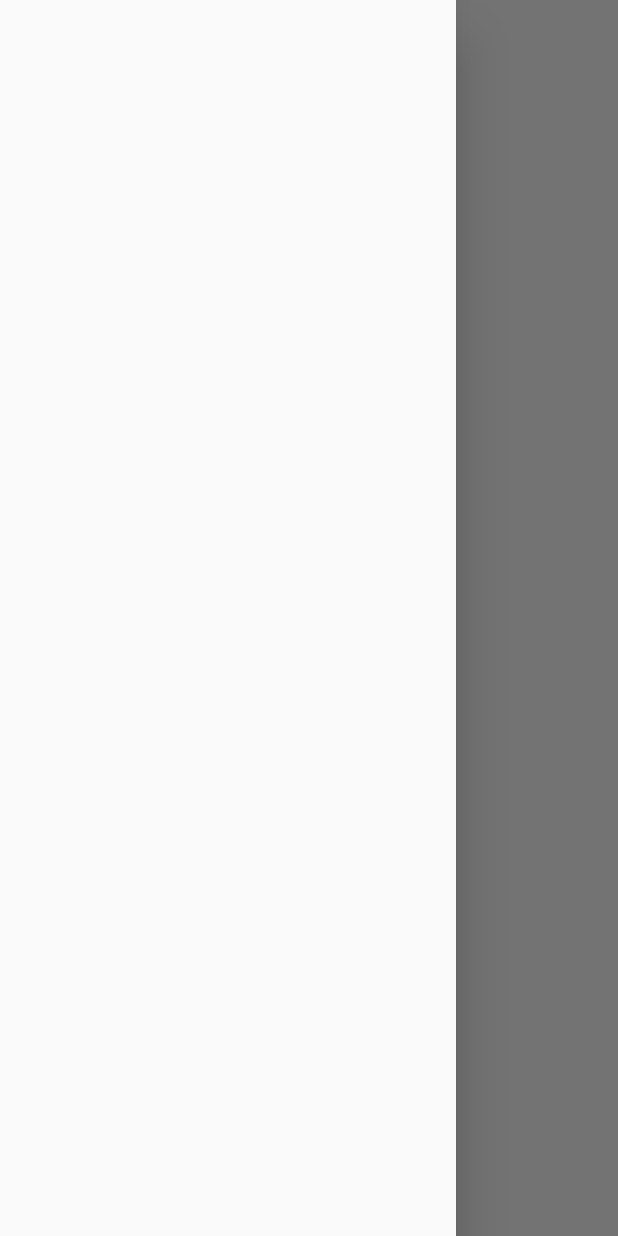
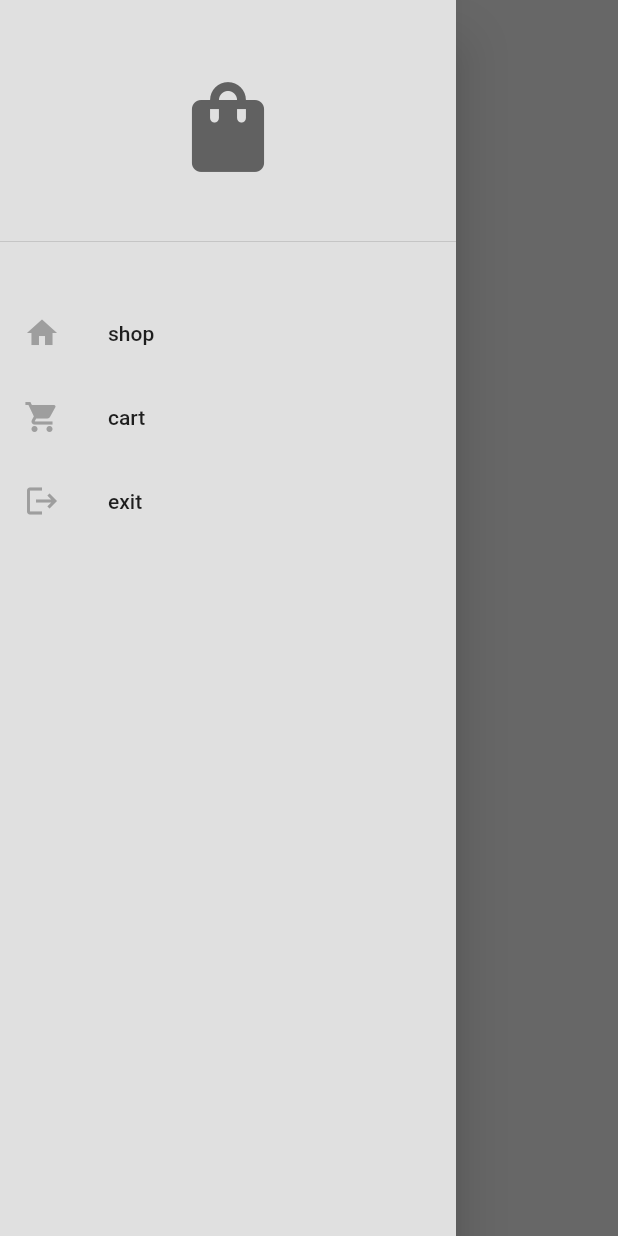
Before and after one commit to Prashantnandwana/minimal_ecommerce_app, a Flutter app: the ShopPage screen opened by its route, with the side drawer open, on a phone screen of 412 x 824 dp. Run offline on Flutter 3.47's test engine with Material 2 defaults, Android fonts, the phone set to English and light mode, and no system bars.

Commit message:
before provider

```diff
--- a/lib/main.dart
+++ b/lib/main.dart
@@ -1,4 +1,5 @@
 import 'package:flutter/material.dart';
+import 'package:minimal_ecommerce_app/cart_page.dart';
 import 'package:minimal_ecommerce_app/intro_page.dart';
 import 'package:minimal_ecommerce_app/shop_page.dart';
 import 'package:minimal_ecommerce_app/themes/light_mode.dart';
@@ -20,6 +21,7 @@ class MyApp extends StatelessWidget {
   routes: {
     "/intro_page": (context) =>const  IntroPage(),
     "/shop_page": (context) =>const  ShopPage(),
+    "/cart_page": (context) =>const  CartPage(),
   },
     );
   }
--- a/lib/my_drawer.dart
+++ b/lib/my_drawer.dart
@@ -1,4 +1,5 @@
 import 'package:flutter/material.dart';
+import 'package:minimal_ecommerce_app/intro_page.dart';
 import 'package:minimal_ecommerce_app/my_list_tile.dart';
 
 class MyDrawer extends StatelessWidget {
@@ -20,9 +21,27 @@ class MyDrawer extends StatelessWidget {
             ),
           ),
           SizedBox(height: 25),
-          MyListTile(text: "shop", icon: Icons.home, onTap: () {}),
-          MyListTile(text: "cart", icon: Icons.shopping_cart, onTap: () {}),
-          MyListTile(text: "exit", icon: Icons.logout, onTap: () {}),
+          MyListTile(
+            text: "shop",
+            icon: Icons.home,
+            onTap: () => Navigator.pop(context),
+          ),
+          MyListTile(
+              text: "cart",
+              icon: Icons.shopping_cart,
+              onTap: () {
+                Navigator.pop(context);
+                Navigator.pushNamed(context, "/cart_page");
+              }),
+          MyListTile(
+              text: "exit",
+              icon: Icons.logout,
+              onTap: () =>Navigator.pushAndRemoveUntil(
+  context,
+  MaterialPageRoute(builder: (context) => IntroPage()),
+  (Route<dynamic> route) => route.settings.name != '/intro_page',
+              ),
+          )
         ],
       ),
     );
--- /dev/null
+++ b/lib/products.dart
@@ -0,0 +1,13 @@
+class Product {
+  final String name;
+  final double price;
+  final String description;
+  //final String imagePath;
+
+  Product(
+      {required this.name,
+      required this.price,
+      required this.description,
+      //required this.imagePath
+      });
+}
--- /dev/null
+++ b/lib/shop.dart
@@ -0,0 +1,46 @@
+import 'package:minimal_ecommerce_app/products.dart';
+
+class Shop {
+  //products for sale
+  final List<Product> _shop = [
+    //Product 1
+    Product(
+        name: "product 1 ",
+        price: 99.9,
+        description: "description",
+        //imagePath: imagePath)
+    ),
+
+      //Product 2
+    Product(
+        name: "product 2 ",
+        price: 99.9,
+        description: "description",
+        //imagePath: imagePath)
+    ),
+      //Product 3
+    Product(
+        name: "product 3 ",
+        price: 99.9,
+        description: "description",
+        //imagePath: imagePath)
+    ),
+      //Product 4
+    Product(
+        name: "product 4 ",
+        price: 99.9,
+        description: "description",
+        //imagePath: imagePath)
+    )
+  ];
+
+  // user cart
+
+  //get product list
+
+  //get user cart
+
+  // add item to cart
+
+  // remove item from cart
+}
--- a/lib/shop_page.dart
+++ b/lib/shop_page.dart
@@ -1,4 +1,5 @@
 import 'package:flutter/material.dart';
+import 'package:minimal_ecommerce_app/my_drawer.dart';
 
 class ShopPage extends StatelessWidget {
   const ShopPage({super.key});
@@ -12,7 +13,8 @@ class ShopPage extends StatelessWidget {
       foregroundColor: Theme.of(context).colorScheme.inversePrimary,
         title: Text("Shop Page"),
         ),
-      drawer: Drawer( ),
+      drawer: MyDrawer(),
+        backgroundColor: Theme.of(context).colorScheme.background,
 
     );
   }
```
Also changed, not shown: lib/cart_page.dart (added, +19 -0 lines), lib/my_product_tile.dart (added, +30 -0 lines).
